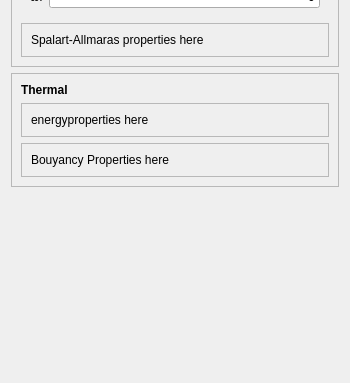
Above: TaskPanelCfdInitialiseInternalField.ui from jaheyns/CfdOF before the change; both pictures show x 0 to 350 and y 494 to 877 of the 350 by 877 pixel window. Below: the same form after it.
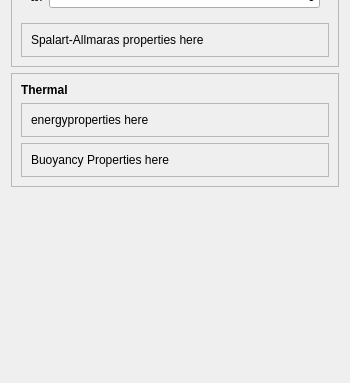
That is the form after the change. Custom widgets are drawn as their Qt base class.

The edit to the form file:
```diff
--- a/TaskPanelCfdInitialiseInternalField.ui
+++ b/TaskPanelCfdInitialiseInternalField.ui
@@ -416,7 +416,7 @@
          <item row="0" column="0">
           <widget class="QLabel" name="label_15">
            <property name="text">
-            <string>Bouyancy Properties here</string>
+            <string>Buoyancy Properties here</string>
            </property>
           </widget>
          </item>
```
